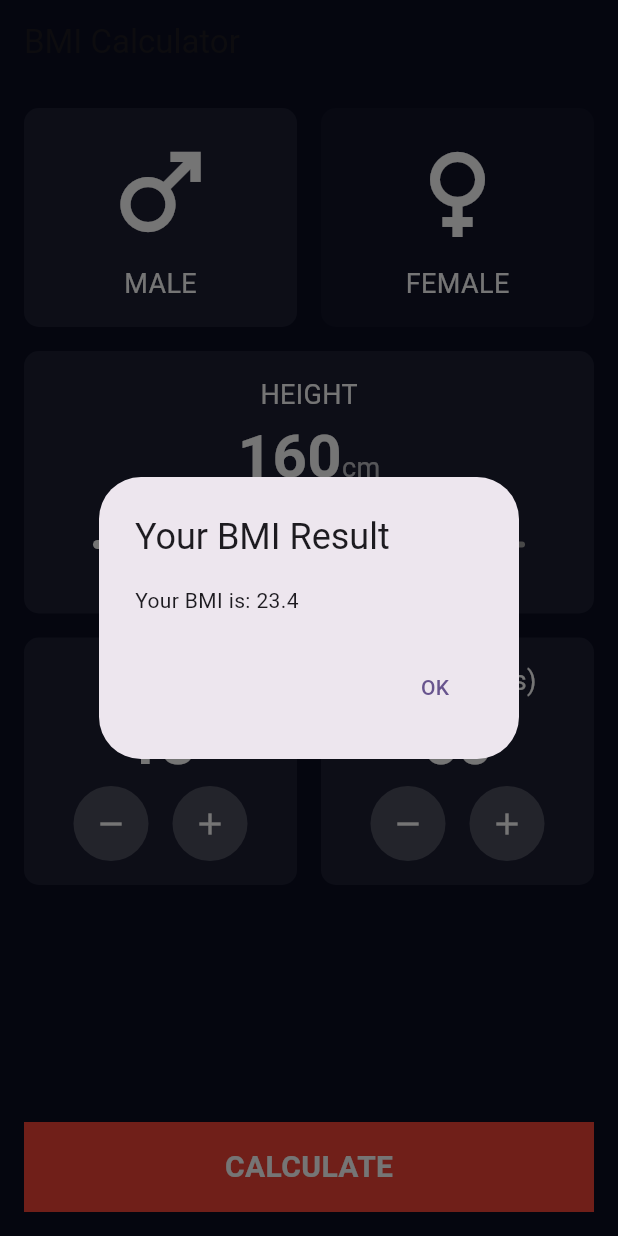
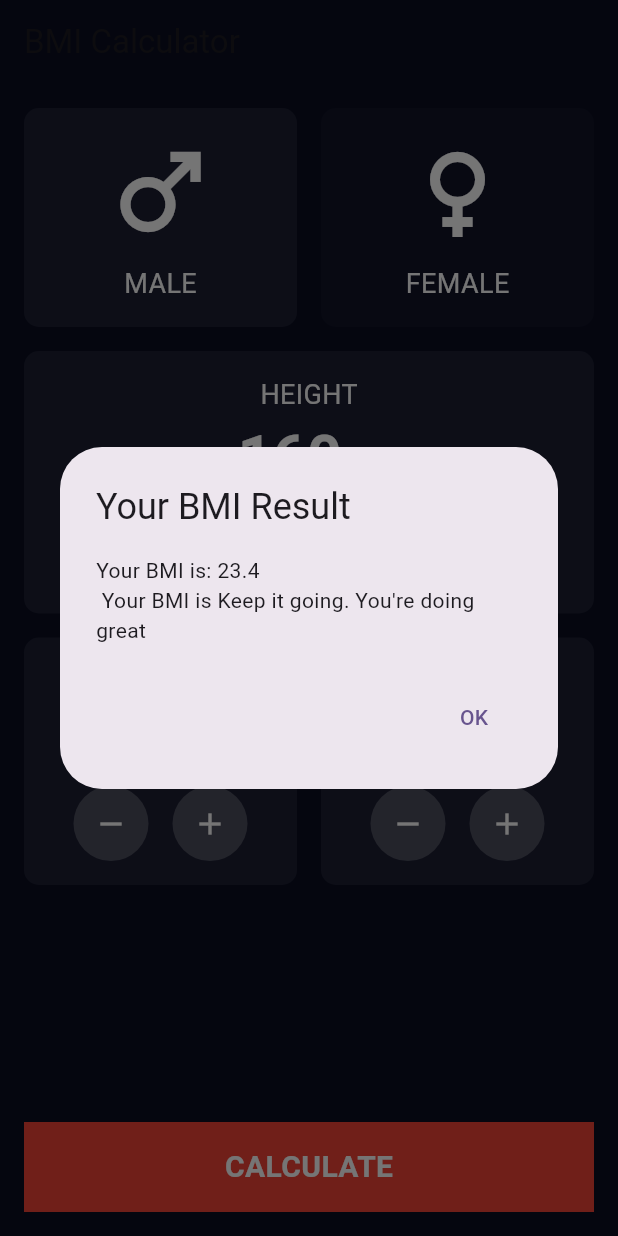
Before and after one commit to Perlishnov/Mobile-dev-flutter, a Flutter app: the screen it shows after launch, after a tap on "CALCULATE", on a phone screen of 412 x 824 dp. Run offline on Flutter 3.47's test engine with Material 3 defaults, Android fonts, the light colour scheme and no system bars; our stand-ins replace audioplayers, flutter_slidable, hive_flutter; accounts and stored records are empty.

Commit message:
Added an advice message based on BMI Result

```diff
--- a/BMI_Calculator/lib/calculator.dart
+++ b/BMI_Calculator/lib/calculator.dart
@@ -237,11 +237,22 @@ class _CalculatorHomeState extends State<CalculatorHome> {
             GestureDetector(
               onTap: () {
                 final bmi = weight / ((height / 100) * (height / 100));
+                String advice = "";
+                if (bmi < 16) {
+                  advice= "Severe Thinness. You need to see a doctor";
+                }
+                else if (bmi > 18.5 && bmi < 24.5) {
+                  advice = "Keep it going. You're doing great";
+                } else if (bmi < 25) {
+                  advice= "You're overweight. Try to exercise more";
+                } else if (bmi > 30) {
+                  advice ="Be careful. You're obese. Try to exercise more and eat healthier";
+                }
                 showDialog(
                   context: context,
                   builder: (context) => AlertDialog(
                     title: const Text('Your BMI Result'),
-                    content: Text('Your BMI is: ${bmi.toStringAsFixed(1)}'),
+                    content: Text('Your BMI is: ${bmi.toStringAsFixed(1)} \n ''Your BMI is $advice'),
                     actions: [
                       TextButton(
                         onPressed: () => Navigator.pop(context),
```
